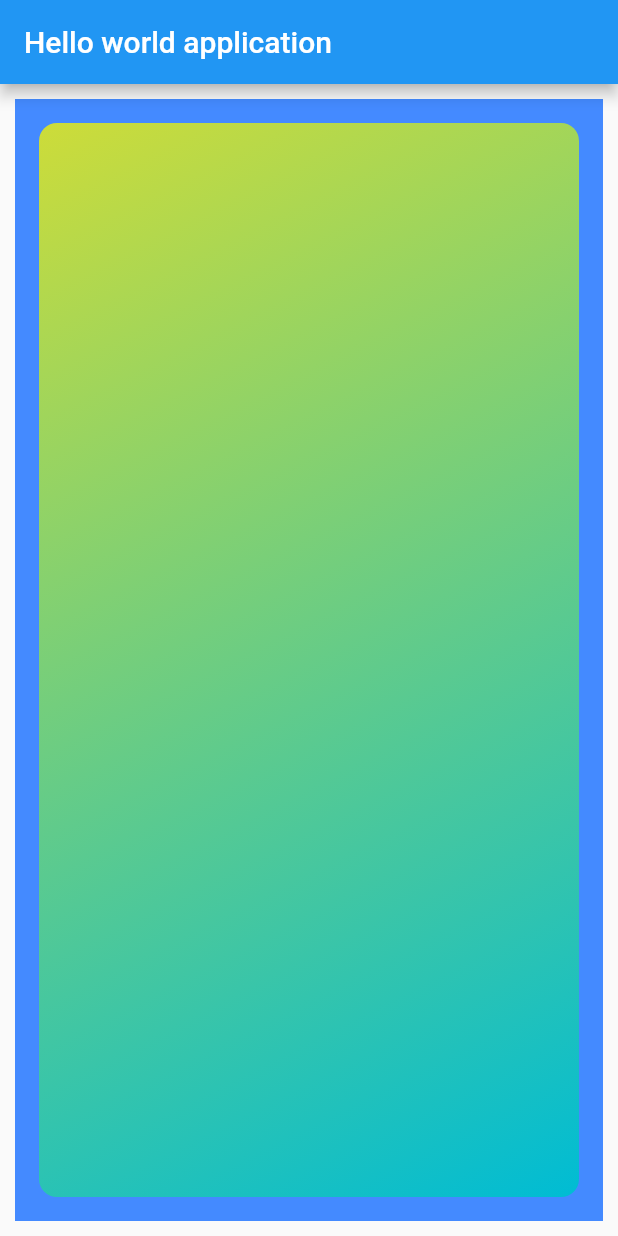
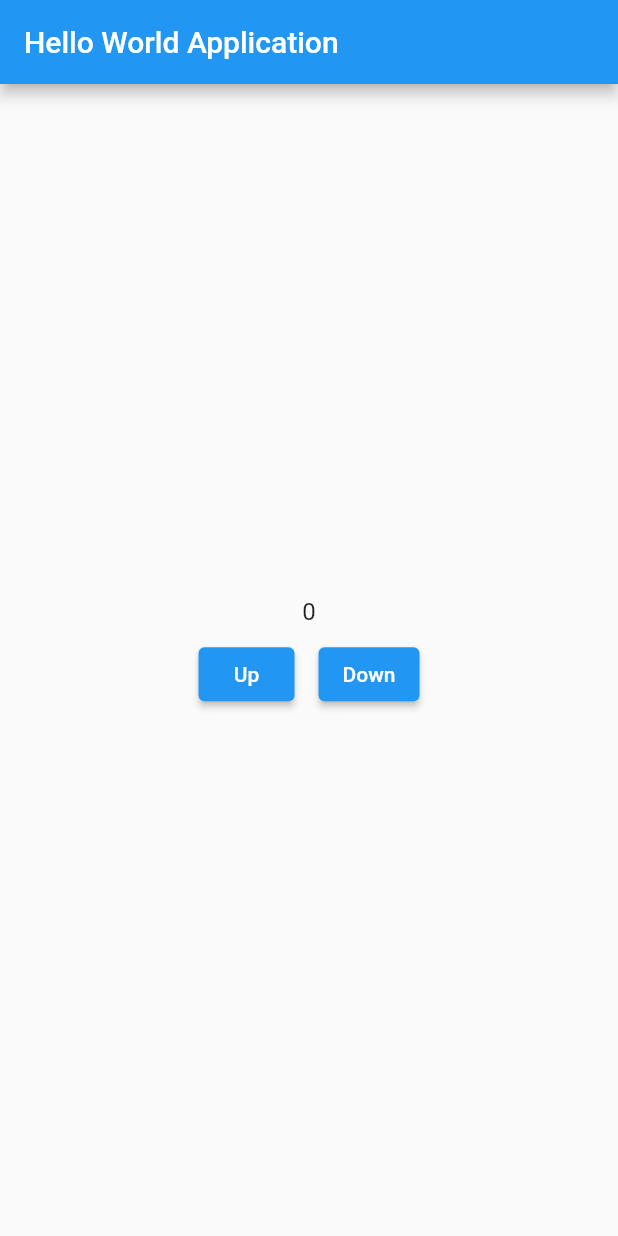
Before and after one commit to rizqyfahmi/hello-flutter, a Flutter app: the screen it shows after launch, on a phone screen of 412 x 824 dp. Run offline on Flutter 3.47's test engine with Material 2 defaults, Android fonts, the phone set to English and light mode, and no system bars.

```diff
--- a/lib/main.dart
+++ b/lib/main.dart
@@ -4,37 +4,65 @@ void main() {
   runApp(const MyApp());
 }
 
-class MyApp extends StatelessWidget {
-    const MyApp({ Key? key }) : super(key: key);
+class MyApp extends StatefulWidget {
+  const MyApp({ Key? key }) : super(key: key);
+
+  @override
+  State<MyApp> createState() => _MyAppState();
+}
+
+class _MyAppState extends State<MyApp> {
+    int number = 0;
+
+    void onIncreament() {
+        setState(() {
+            number += 1;
+        });
+    }
+
+    void onDecreament() {
+        if (number == 0) return;
+
+        setState(() {
+            number -= 1;
+        });
+    }
 
     @override
     Widget build(BuildContext context) {
-        // Material App is used to make an application based on material design where we can set initial route, option routes, theme(dark, light), etc.
         return MaterialApp(
-            // Scaffold is used to be template for android aplication where we can set appBar, body, etc.
             home: Scaffold(
                 appBar: AppBar(
-                    title: const Text("Hello world application"),
+                    title: const Text("Hello World Application"),
                 ),
-                // Container is used to make us can implement padding, margin, background, etc to its child
-                body: Container(
-                    color: Colors.blueAccent,
-                    margin: const EdgeInsets.all(10),
-                    padding: const EdgeInsets.all(16),
-                    child: Container(
-                        decoration: BoxDecoration(
-                            borderRadius: BorderRadius.circular(12),
-                            gradient: const LinearGradient(
-                                colors: [
-                                    Colors.lime,
-                                    Colors.cyan,
+                body: Center(
+                    child: Column(
+                        mainAxisAlignment: MainAxisAlignment.center,
+                        children: [
+                            Text(
+                                "$number",
+                                style: TextStyle(fontSize: 16 + number.toDouble()),
+                            ),
+                            Row(
+                                mainAxisAlignment: MainAxisAlignment.center,
+                                children: [
+                                    Container(
+                                        margin: const EdgeInsets.all(8),
+                                        child: ElevatedButton(
+                                            onPressed: onIncreament, child: const Text("Up")
+                                        ),
+                                    ),
+                                    Container(
+                                        margin: const EdgeInsets.all(8),
+                                        child: ElevatedButton(
+                                            onPressed: onDecreament, child: const Text("Down")
+                                        ),
+                                    )
                                 ],
-                                begin: Alignment.topLeft,
-                                end: Alignment.bottomRight
                             )
-                        ),
+                        ],
                     ),
-                )
+                ),
             ),
         );
     }
```
